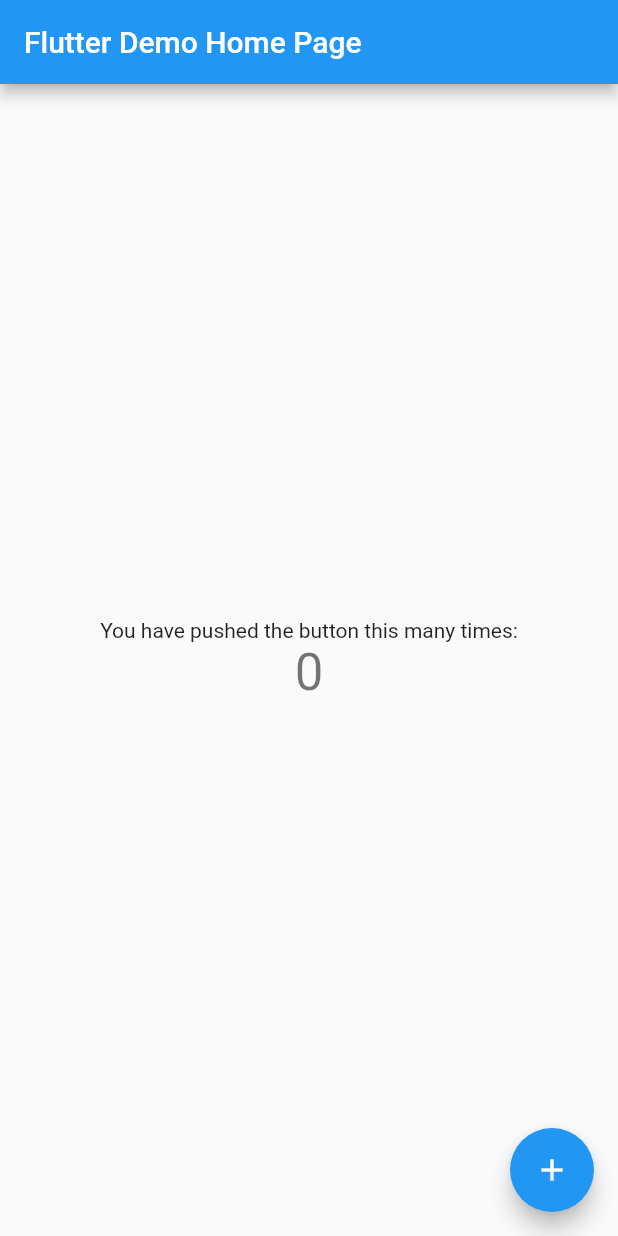
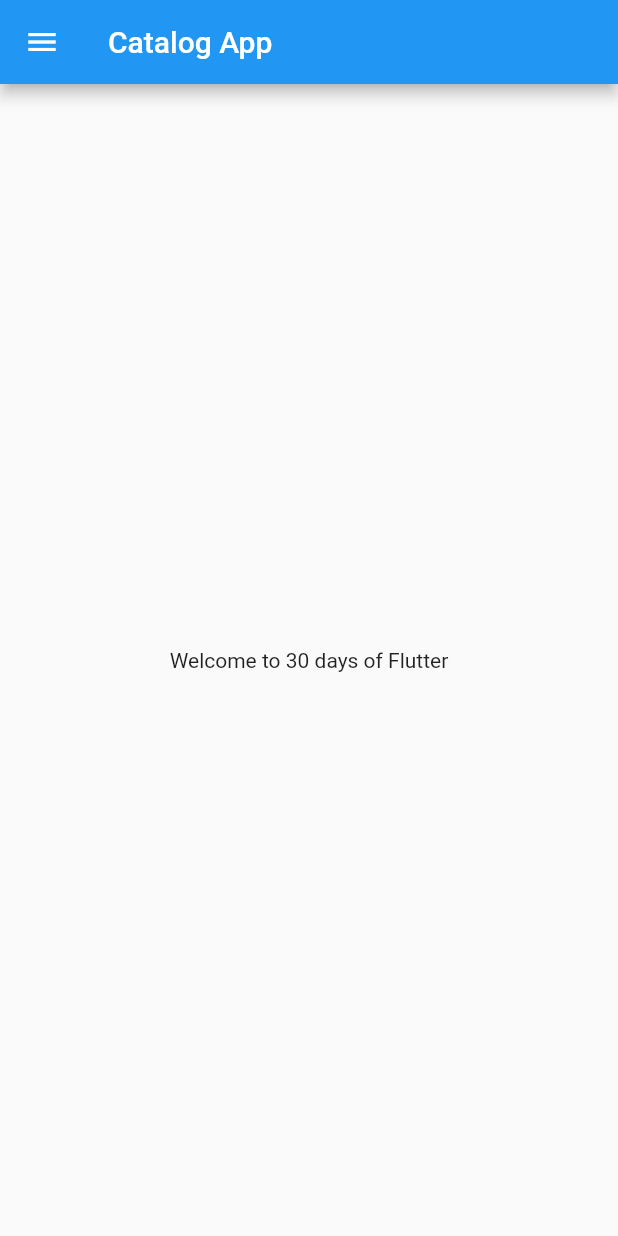
Before and after one commit to Abrar-Sahu/8-hours-of-complete-Flutter, a Flutter app: the screen it shows after launch, on a phone screen of 412 x 824 dp. Run offline on Flutter 3.47's test engine with Material 2 defaults, Android fonts, the phone set to English and light mode, and no system bars.

Commit message:
Day 2: Dart Data Types.

```diff
--- /dev/null
+++ b/lib/home_page.dart
@@ -0,0 +1,20 @@
+import 'package:flutter/material.dart';
+
+class HomePage extends StatelessWidget {
+  const HomePage({Key? key}) : super(key: key);
+
+  @override
+  Widget build(BuildContext context) {
+    int days = 30;
+    String name = "Flutter";
+    return Scaffold(
+      appBar: AppBar(
+        title: Text("Catalog App"),
+      ),
+      body: Center(
+        child: Text("Welcome to $days days of $name"),
+      ),
+      drawer: Drawer(),
+    );
+  }
+}
--- a/lib/main.dart
+++ b/lib/main.dart
@@ -1,115 +1,18 @@
+import 'package:complete_flutter/home_page.dart';
 import 'package:flutter/material.dart';
 
-void main() {
-  runApp(const MyApp());
+void main(){
+  runApp(MyApp());
 }
 
 class MyApp extends StatelessWidget {
   const MyApp({Key? key}) : super(key: key);
-
-  // This widget is the root of your application.
   @override
   Widget build(BuildContext context) {
+    var day= "Sunday";
+    const pi = 3.14;
     return MaterialApp(
-      title: 'Flutter Demo',
-      theme: ThemeData(
-        // This is the theme of your application.
-        //
-        // Try running your application with "flutter run". You'll see the
-        // application has a blue toolbar. Then, without quitting the app, try
-        // changing the primarySwatch below to Colors.green and then invoke
-        // "hot reload" (press "r" in the console where you ran "flutter run",
-        // or simply save your changes to "hot reload" in a Flutter IDE).
-        // Notice that the counter didn't reset back to zero; the application
-        // is not restarted.
-        primarySwatch: Colors.blue,
-      ),
-      home: const MyHomePage(title: 'Flutter Demo Home Page'),
+      home:HomePage(),
     );
   }
 }
-
-class MyHomePage extends StatefulWidget {
-  const MyHomePage({Key? key, required this.title}) : super(key: key);
-
-  // This widget is the home page of your application. It is stateful, meaning
-  // that it has a State object (defined below) that contains fields that affect
-  // how it looks.
-
-  // This class is the configuration for the state. It holds the values (in this
-  // case the title) provided by the parent (in this case the App widget) and
-  // used by the build method of the State. Fields in a Widget subclass are
-  // always marked "final".
-
-  final String title;
-
-  @override
-  State<MyHomePage> createState() => _MyHomePageState();
-}
-
-class _MyHomePageState extends State<MyHomePage> {
-  int _counter = 0;
-
-  void _incrementCounter() {
-    setState(() {
-      // This call to setState tells the Flutter framework that something has
-      // changed in this State, which causes it to rerun the build method below
-      // so that the display can reflect the updated values. If we changed
-      // _counter without calling setState(), then the build method would not be
-      // called again, and so nothing would appear to happen.
-      _counter++;
-    });
-  }
-
-  @override
-  Widget build(BuildContext context) {
-    // This method is rerun every time setState is called, for instance as done
-    // by the _incrementCounter method above.
-    //
-    // The Flutter framework has been optimized to make rerunning build methods
-    // fast, so that you can just rebuild anything that needs updating rather
-    // than having to individually change instances of widgets.
-    return Scaffold(
-      appBar: AppBar(
-        // Here we take the value from the MyHomePage object that was created by
-        // the App.build method, and use it to set our appbar title.
-        title: Text(widget.title),
-      ),
-      body: Center(
-        // Center is a layout widget. It takes a single child and positions it
-        // in the middle of the parent.
-        child: Column(
-          // Column is also a layout widget. It takes a list of children and
-          // arranges them vertically. By default, it sizes itself to fit its
-          // children horizontally, and tries to be as tall as its parent.
-          //
-          // Invoke "debug painting" (press "p" in the console, choose the
-          // "Toggle Debug Paint" action from the Flutter Inspector in Android
-          // Studio, or the "Toggle Debug Paint" command in Visual Studio Code)
-          // to see the wireframe for each widget.
-          //
-          // Column has various properties to control how it sizes itself and
-          // how it positions its children. Here we use mainAxisAlignment to
-          // center the children vertically; the main axis here is the vertical
-          // axis because Columns are vertical (the cross axis would be
-          // horizontal).
-          mainAxisAlignment: MainAxisAlignment.center,
-          children: <Widget>[
-            const Text(
-              'You have pushed the button this many times:',
-            ),
-            Text(
-              '$_counter',
-              style: Theme.of(context).textTheme.headline4,
-            ),
-          ],
-        ),
-      ),
-      floatingActionButton: FloatingActionButton(
-        onPressed: _incrementCounter,
-        tooltip: 'Increment',
-        child: const Icon(Icons.add),
-      ), // This trailing comma makes auto-formatting nicer for build methods.
-    );
-  }
-}
```
